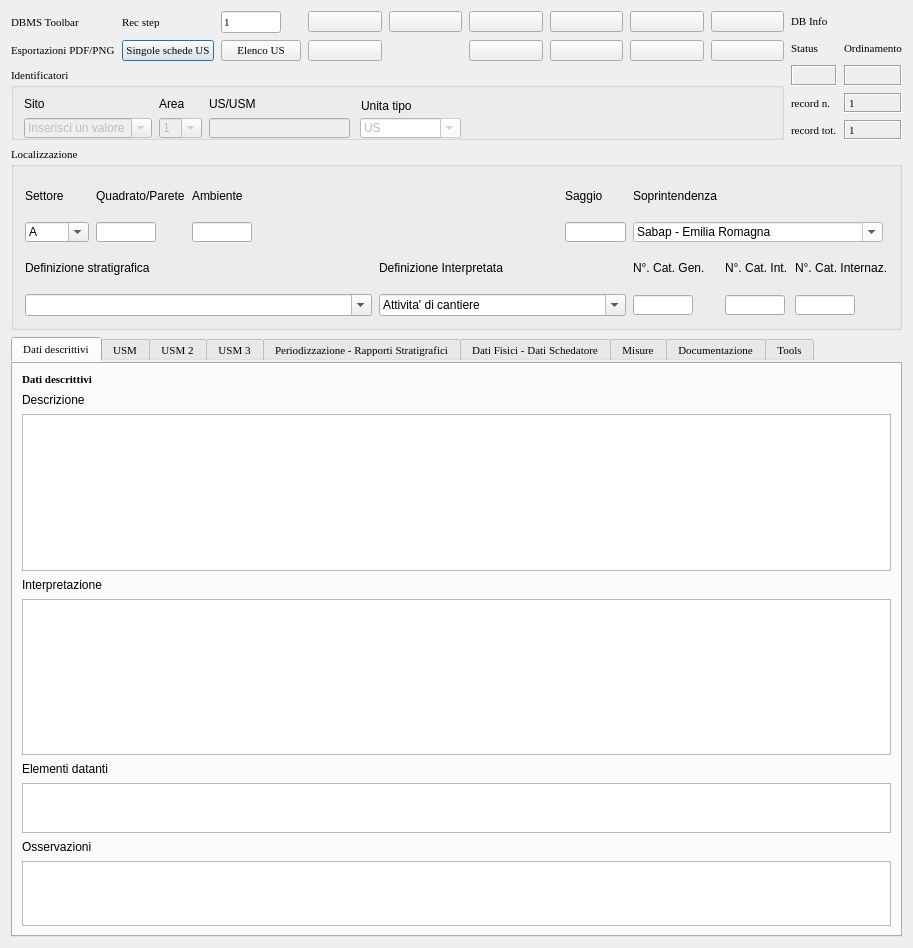
Above: gui/ui/US_USM.ui from pyarchinit/pyarchinit before the change. Below: the same form after it.
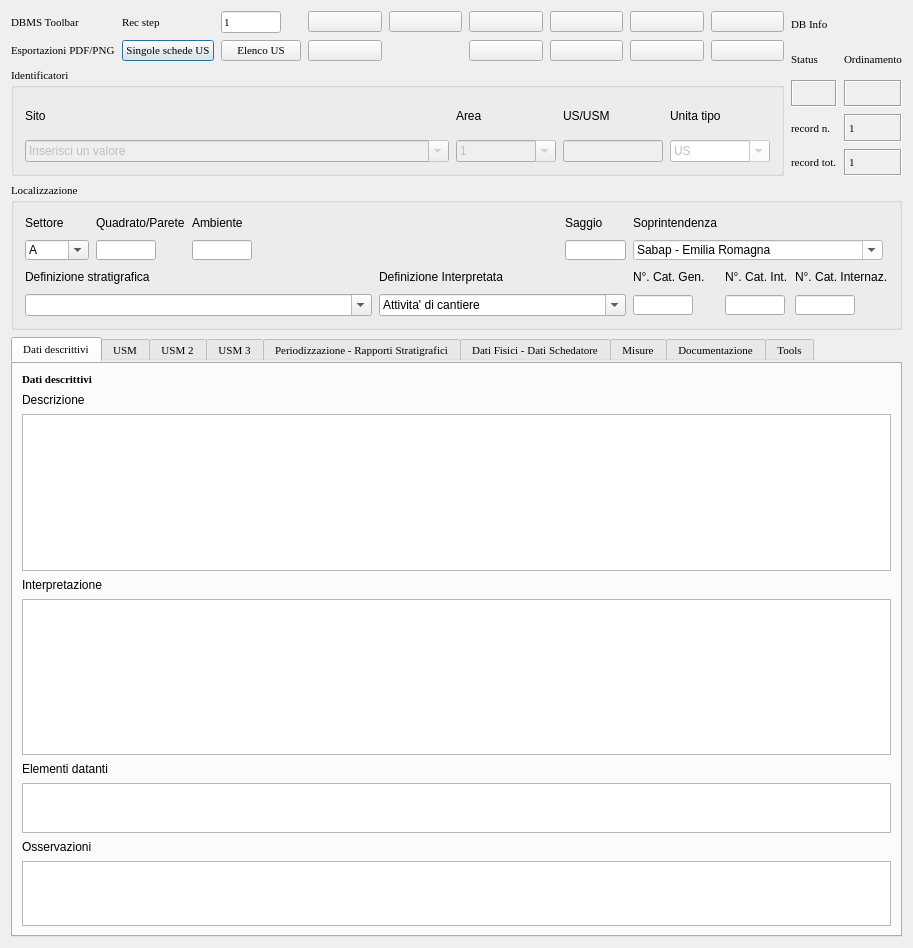
That is the form after the change. Icons and pictures are not drawn. Custom widgets are drawn as their Qt base class.

```diff
--- a/gui/ui/US_USM.ui
+++ b/gui/ui/US_USM.ui
@@ -872,7 +872,7 @@
      <property name="maximumSize">
       <size>
        <width>16777215</width>
-       <height>72</height>
+       <height>16777215</height>
       </size>
      </property>
      <property name="font">
@@ -905,14 +905,14 @@
      <property name="saveCheckedState">
       <bool>false</bool>
      </property>
+     <layout class="QGridLayout" name="gridLayout_6">
+      <item row="0" column="0">
      <widget class="QLabel" name="label">
-      <property name="geometry">
-       <rect>
-        <x>13</x>
-        <y>28</y>
-        <width>121</width>
-        <height>16</height>
-       </rect>
+        <property name="sizePolicy">
+         <sizepolicy hsizetype="Preferred" vsizetype="Preferred">
+          <horstretch>0</horstretch>
+          <verstretch>0</verstretch>
+         </sizepolicy>
       </property>
       <property name="minimumSize">
        <size>
@@ -924,14 +924,14 @@
        <string>Sito </string>
       </property>
      </widget>
+      </item>
+      <item row="0" column="1">
      <widget class="QLabel" name="label_2">
-      <property name="geometry">
-       <rect>
-        <x>148</x>
-        <y>28</y>
-        <width>41</width>
-        <height>16</height>
-       </rect>
+        <property name="sizePolicy">
+         <sizepolicy hsizetype="Preferred" vsizetype="Preferred">
+          <horstretch>0</horstretch>
+          <verstretch>0</verstretch>
+         </sizepolicy>
       </property>
       <property name="minimumSize">
        <size>
@@ -943,145 +943,14 @@
        <string>Area</string>
       </property>
      </widget>
-     <widget class="QComboBox" name="comboBox_area">
-      <property name="enabled">
-       <bool>false</bool>
-      </property>
-      <property name="geometry">
-       <rect>
-        <x>148</x>
-        <y>50</y>
-        <width>43</width>
-        <height>20</height>
-       </rect>
-      </property>
-      <property name="minimumSize">
-       <size>
-        <width>0</width>
-        <height>20</height>
-       </size>
-      </property>
-      <property name="font">
-       <font>
-        <family>Times New Roman</family>
-        <pointsize>8</pointsize>
-        <weight>50</weight>
-        <italic>false</italic>
-        <bold>false</bold>
-       </font>
-      </property>
-      <property name="editable">
-       <bool>true</bool>
-      </property>
-      <item>
-       <property name="text">
-        <string>1</string>
-       </property>
       </item>
-      <item>
-       <property name="text">
-        <string>2</string>
-       </property>
-      </item>
-      <item>
-       <property name="text">
-        <string>3</string>
-       </property>
-      </item>
-      <item>
-       <property name="text">
-        <string>4</string>
-       </property>
-      </item>
-      <item>
-       <property name="text">
-        <string>5</string>
-       </property>
-      </item>
-      <item>
-       <property name="text">
-        <string>6</string>
-       </property>
-      </item>
-      <item>
-       <property name="text">
-        <string>7</string>
-       </property>
-      </item>
-      <item>
-       <property name="text">
-        <string>8</string>
-       </property>
-      </item>
-      <item>
-       <property name="text">
-        <string>9</string>
-       </property>
-      </item>
-      <item>
-       <property name="text">
-        <string>10</string>
-       </property>
-      </item>
-      <item>
-       <property name="text">
-        <string>11</string>
-       </property>
-      </item>
-      <item>
-       <property name="text">
-        <string>12</string>
-       </property>
-      </item>
-      <item>
-       <property name="text">
-        <string>13</string>
-       </property>
-      </item>
-      <item>
-       <property name="text">
-        <string>14</string>
-       </property>
-      </item>
-      <item>
-       <property name="text">
-        <string>15</string>
-       </property>
-      </item>
-      <item>
-       <property name="text">
-        <string>16</string>
-       </property>
-      </item>
-      <item>
-       <property name="text">
-        <string>17</string>
-       </property>
-      </item>
-      <item>
-       <property name="text">
-        <string>18</string>
-       </property>
-      </item>
-      <item>
-       <property name="text">
-        <string>19</string>
-       </property>
-      </item>
-      <item>
-       <property name="text">
-        <string>20</string>
-       </property>
-      </item>
-     </widget>
+      <item row="0" column="2">
      <widget class="QLabel" name="label_3">
-      <property name="geometry">
-       <rect>
-        <x>198</x>
-        <y>28</y>
-        <width>131</width>
-        <height>16</height>
-       </rect>
+        <property name="sizePolicy">
+         <sizepolicy hsizetype="Preferred" vsizetype="Preferred">
+          <horstretch>0</horstretch>
+          <verstretch>0</verstretch>
+         </sizepolicy>
       </property>
       <property name="minimumSize">
        <size>
@@ -1093,42 +962,14 @@
        <string>US/USM</string>
       </property>
      </widget>
-     <widget class="QLineEdit" name="lineEdit_us">
-      <property name="enabled">
-       <bool>false</bool>
-      </property>
-      <property name="geometry">
-       <rect>
-        <x>198</x>
-        <y>50</y>
-        <width>141</width>
-        <height>20</height>
-       </rect>
-      </property>
-      <property name="minimumSize">
-       <size>
-        <width>0</width>
-        <height>20</height>
-       </size>
-      </property>
-      <property name="font">
-       <font>
-        <family>Times New Roman</family>
-        <pointsize>8</pointsize>
-        <weight>50</weight>
-        <italic>false</italic>
-        <bold>false</bold>
-       </font>
-      </property>
-     </widget>
+      </item>
+      <item row="0" column="3">
      <widget class="QLabel" name="label_30">
-      <property name="geometry">
-       <rect>
-        <x>350</x>
-        <y>28</y>
-        <width>91</width>
-        <height>20</height>
-       </rect>
+        <property name="sizePolicy">
+         <sizepolicy hsizetype="Preferred" vsizetype="Preferred">
+          <horstretch>0</horstretch>
+          <verstretch>0</verstretch>
+         </sizepolicy>
       </property>
       <property name="minimumSize">
        <size>
@@ -1140,61 +981,17 @@
        <string>Unita tipo</string>
       </property>
      </widget>
-     <widget class="QComboBox" name="comboBox_unita_tipo">
-      <property name="enabled">
-       <bool>false</bool>
-      </property>
-      <property name="geometry">
-       <rect>
-        <x>349</x>
-        <y>50</y>
-        <width>101</width>
-        <height>20</height>
-       </rect>
-      </property>
-      <property name="minimumSize">
-       <size>
-        <width>0</width>
-        <height>20</height>
-       </size>
-      </property>
-      <property name="font">
-       <font>
-        <family>Times New Roman</family>
-        <pointsize>8</pointsize>
-        <weight>50</weight>
-        <italic>false</italic>
-        <bold>false</bold>
-       </font>
-      </property>
-      <property name="styleSheet">
-       <string notr="true">background-color: rgb(255, 255, 255);</string>
-      </property>
-      <property name="editable">
-       <bool>true</bool>
-      </property>
-      <item>
-       <property name="text">
-        <string>US</string>
-       </property>
       </item>
-      <item>
-       <property name="text">
-        <string>USM</string>
-       </property>
-      </item>
-     </widget>
+      <item row="1" column="0">
      <widget class="QComboBox" name="comboBox_sito">
       <property name="enabled">
        <bool>false</bool>
       </property>
-      <property name="geometry">
-       <rect>
-        <x>13</x>
-        <y>50</y>
-        <width>128</width>
-        <height>20</height>
-       </rect>
+        <property name="sizePolicy">
+         <sizepolicy hsizetype="Preferred" vsizetype="Fixed">
+          <horstretch>0</horstretch>
+          <verstretch>0</verstretch>
+         </sizepolicy>
       </property>
       <property name="minimumSize">
        <size>
@@ -1229,6 +1026,229 @@
        </property>
       </item>
      </widget>
+      </item>
+      <item row="1" column="1">
+       <widget class="QComboBox" name="comboBox_area">
+        <property name="enabled">
+         <bool>false</bool>
+        </property>
+        <property name="sizePolicy">
+         <sizepolicy hsizetype="Minimum" vsizetype="Fixed">
+          <horstretch>0</horstretch>
+          <verstretch>0</verstretch>
+         </sizepolicy>
+        </property>
+        <property name="minimumSize">
+         <size>
+          <width>0</width>
+          <height>0</height>
+         </size>
+        </property>
+        <property name="maximumSize">
+         <size>
+          <width>100</width>
+          <height>16777215</height>
+         </size>
+        </property>
+        <property name="font">
+         <font>
+          <family>Times New Roman</family>
+          <pointsize>8</pointsize>
+          <weight>50</weight>
+          <italic>false</italic>
+          <bold>false</bold>
+         </font>
+        </property>
+        <property name="editable">
+         <bool>true</bool>
+        </property>
+        <item>
+         <property name="text">
+          <string>1</string>
+         </property>
+        </item>
+        <item>
+         <property name="text">
+          <string>2</string>
+         </property>
+        </item>
+        <item>
+         <property name="text">
+          <string>3</string>
+         </property>
+        </item>
+        <item>
+         <property name="text">
+          <string>4</string>
+         </property>
+        </item>
+        <item>
+         <property name="text">
+          <string>5</string>
+         </property>
+        </item>
+        <item>
+         <property name="text">
+          <string>6</string>
+         </property>
+        </item>
+        <item>
+         <property name="text">
+          <string>7</string>
+         </property>
+        </item>
+        <item>
+         <property name="text">
+          <string>8</string>
+         </property>
+        </item>
+        <item>
+         <property name="text">
+          <string>9</string>
+         </property>
+        </item>
+        <item>
+         <property name="text">
+          <string>10</string>
+         </property>
+        </item>
+        <item>
+         <property name="text">
+          <string>11</string>
+         </property>
+        </item>
+        <item>
+         <property name="text">
+          <string>12</string>
+         </property>
+        </item>
+        <item>
+         <property name="text">
+          <string>13</string>
+         </property>
+        </item>
+        <item>
+         <property name="text">
+          <string>14</string>
+         </property>
+        </item>
+        <item>
+         <property name="text">
+          <string>15</string>
+         </property>
+        </item>
+        <item>
+         <property name="text">
+          <string>16</string>
+         </property>
+        </item>
+        <item>
+         <property name="text">
+          <string>17</string>
+         </property>
+        </item>
+        <item>
+         <property name="text">
+          <string>18</string>
+         </property>
+        </item>
+        <item>
+         <property name="text">
+          <string>19</string>
+         </property>
+        </item>
+        <item>
+         <property name="text">
+          <string>20</string>
+         </property>
+        </item>
+       </widget>
+      </item>
+      <item row="1" column="2">
+       <widget class="QLineEdit" name="lineEdit_us">
+        <property name="enabled">
+         <bool>false</bool>
+        </property>
+        <property name="sizePolicy">
+         <sizepolicy hsizetype="Minimum" vsizetype="Fixed">
+          <horstretch>0</horstretch>
+          <verstretch>0</verstretch>
+         </sizepolicy>
+        </property>
+        <property name="minimumSize">
+         <size>
+          <width>0</width>
+          <height>20</height>
+         </size>
+        </property>
+        <property name="maximumSize">
+         <size>
+          <width>100</width>
+          <height>16777215</height>
+         </size>
+        </property>
+        <property name="font">
+         <font>
+          <family>Times New Roman</family>
+          <pointsize>8</pointsize>
+          <weight>50</weight>
+          <italic>false</italic>
+          <bold>false</bold>
+         </font>
+        </property>
+       </widget>
+      </item>
+      <item row="1" column="3">
+       <widget class="QComboBox" name="comboBox_unita_tipo">
+        <property name="enabled">
+         <bool>false</bool>
+        </property>
+        <property name="sizePolicy">
+         <sizepolicy hsizetype="Minimum" vsizetype="Fixed">
+          <horstretch>0</horstretch>
+          <verstretch>0</verstretch>
+         </sizepolicy>
+        </property>
+        <property name="minimumSize">
+         <size>
+          <width>0</width>
+          <height>20</height>
+         </size>
+        </property>
+        <property name="maximumSize">
+         <size>
+          <width>100</width>
+          <height>16777215</height>
+         </size>
+        </property>
+        <property name="font">
+         <font>
+          <family>Times New Roman</family>
+          <pointsize>8</pointsize>
+          <weight>50</weight>
+          <italic>false</italic>
+          <bold>false</bold>
+         </font>
+        </property>
+        <property name="styleSheet">
+         <string notr="true">background-color: rgb(255, 255, 255);</string>
+        </property>
+        <property name="editable">
+         <bool>true</bool>
+        </property>
+        <item>
+         <property name="text">
+          <string>US</string>
+         </property>
+        </item>
+        <item>
+         <property name="text">
+          <string>USM</string>
+         </property>
+        </item>
+       </widget>
+      </item>
+     </layout>
     </widget>
    </item>
    <item row="2" column="0" colspan="2">
```
Left out of the diff: 2 changed lines with no effect on the pictures. Lines whose indentation alone changed are shown as unchanged.
